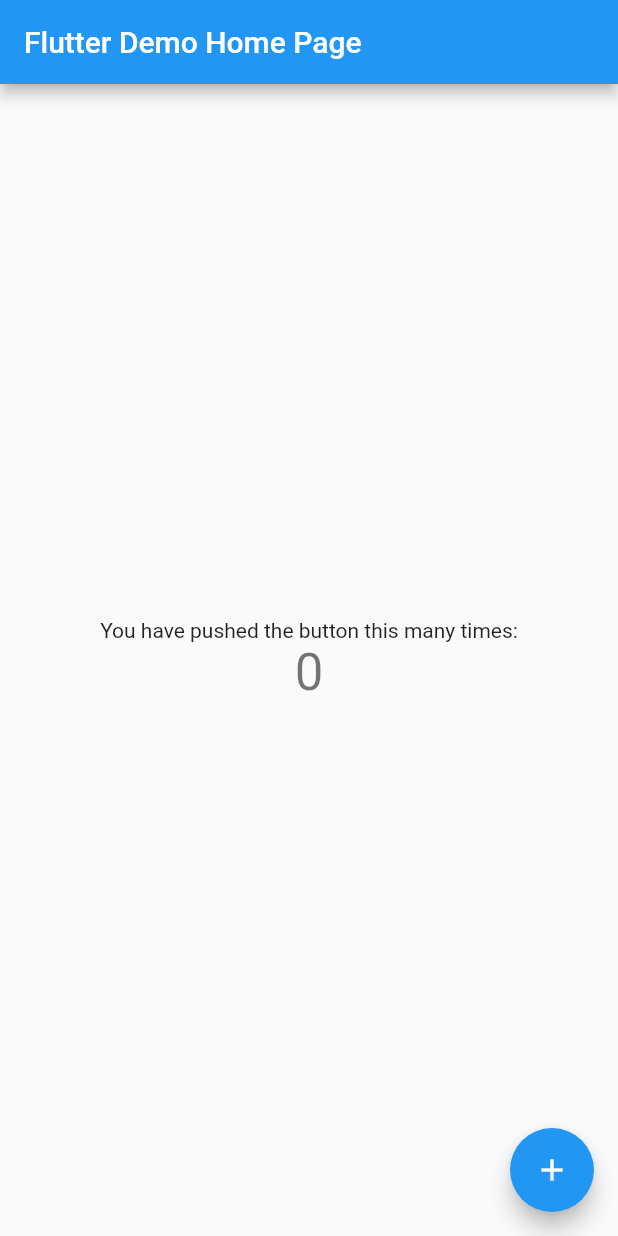
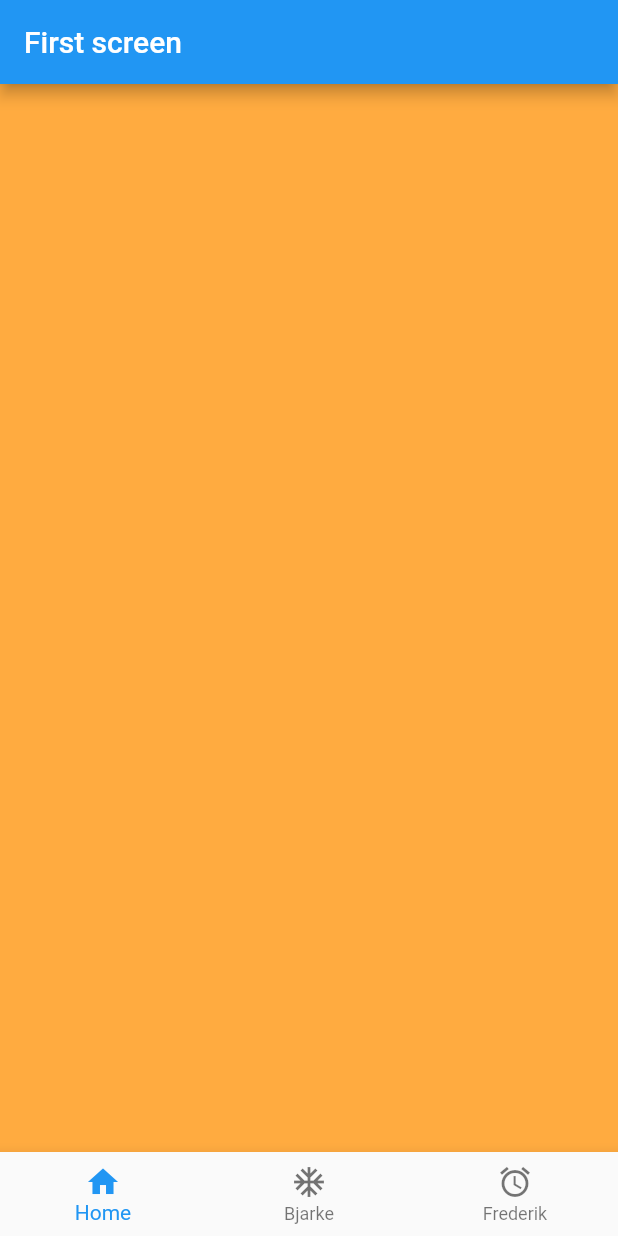
Before and after one commit to JonasAgger/GetStronkQuick, a Flutter app: the screen it shows after launch, on a phone screen of 412 x 824 dp. Run offline on Flutter 3.47's test engine with Material 2 defaults, Android fonts, the phone set to English and light mode, and no system bars; our stand-ins replace cloud_firestore; accounts and stored records are empty.

Commit message:
bjarke er nice

```diff
--- a/get_stronk_quick/lib/main.dart
+++ b/get_stronk_quick/lib/main.dart
@@ -8,102 +8,97 @@ class MyApp extends StatelessWidget {
   Widget build(BuildContext context) {
     return new MaterialApp(
       title: 'Flutter Demo',
-      theme: new ThemeData(
-        // This is the theme of your application.
-        //
-        // Try running your application with "flutter run". You'll see the
-        // application has a blue toolbar. Then, without quitting the app, try
-        // changing the primarySwatch below to Colors.green and then invoke
-        // "hot reload" (press "r" in the console where you ran "flutter run",
-        // or press Run > Flutter Hot Reload in IntelliJ). Notice that the
-        // counter didn't reset back to zero; the application is not restarted.
-        primarySwatch: Colors.blue,
+      theme: new ThemeData(primarySwatch: Colors.blue,
       ),
-      home: new MyHomePage(title: 'Flutter Demo Home Page'),
+      home: new MyHomePage(),
     );
   }
 }
 
 class MyHomePage extends StatefulWidget {
-  MyHomePage({Key key, this.title}) : super(key: key);
-
-  // This widget is the home page of your application. It is stateful, meaning
-  // that it has a State object (defined below) that contains fields that affect
-  // how it looks.
-
-  // This class is the configuration for the state. It holds the values (in this
-  // case the title) provided by the parent (in this case the App widget) and
-  // used by the build method of the State. Fields in a Widget subclass are
-  // always marked "final".
-
-  final String title;
 
   @override
-  _MyHomePageState createState() => new _MyHomePageState();
+  State<StatefulWidget> createState() {
+    return _HomeState();
+  }
 }
 
-class _MyHomePageState extends State<MyHomePage> {
-  int _counter = 0;
+class _HomeState extends State<MyHomePage> {
+int _currentIndex = 0;
 
-  void _incrementCounter() {
-    setState(() {
-      // This call to setState tells the Flutter framework that something has
-      // changed in this State, which causes it to rerun the build method below
-      // so that the display can reflect the updated values. If we changed
-      // _counter without calling setState(), then the build method would not be
-      // called again, and so nothing would appear to happen.
-      _counter++;
-    });
-  }
+  final List<Widget> _children = [
+    FirstPage(),
+    SecondPage(),
+    ThirdPage()
+    ];
 
   @override
   Widget build(BuildContext context) {
-    // This method is rerun every time setState is called, for instance as done
-    // by the _incrementCounter method above.
-    //
-    // The Flutter framework has been optimized to make rerunning build methods
-    // fast, so that you can just rebuild anything that needs updating rather
-    // than having to individually change instances of widgets.
-    return new Scaffold(
-      appBar: new AppBar(
-        // Here we take the value from the MyHomePage object that was created by
-        // the App.build method, and use it to set our appbar title.
-        title: new Text(widget.title),
+    return Scaffold(
+      body: _children[_currentIndex],
+      bottomNavigationBar: BottomNavigationBar(
+        onTap: doSomething,
+        currentIndex: _currentIndex,
+        items: [
+          BottomNavigationBarItem(
+          icon: Icon(Icons.home),
+          title: Text("Home"),
+        ),
+        BottomNavigationBarItem(
+          icon: Icon(Icons.ac_unit),
+          title: Text("Bjarke"),
+        ),
+        BottomNavigationBarItem(
+            icon: Icon(Icons.access_alarm),
+            title: Text("Frederik"),
+          ),
+        ],
       ),
-      body: new Center(
-        // Center is a layout widget. It takes a single child and positions it
-        // in the middle of the parent.
-        child: new Column(
-          // Column is also layout widget. It takes a list of children and
-          // arranges them vertically. By default, it sizes itself to fit its
-          // children horizontally, and tries to be as tall as its parent.
-          //
-          // Invoke "debug paint" (press "p" in the console where you ran
-          // "flutter run", or select "Toggle Debug Paint" from the Flutter tool
-          // window in IntelliJ) to see the wireframe for each widget.
-          //
-          // Column has various properties to control how it sizes itself and
-          // how it positions its children. Here we use mainAxisAlignment to
-          // center the children vertically; the main axis here is the vertical
-          // axis because Columns are vertical (the cross axis would be
-          // horizontal).
-          mainAxisAlignment: MainAxisAlignment.center,
-          children: <Widget>[
-            new Text(
-              'You have pushed the button this many times:',
-            ),
-            new Text(
-              '$_counter',
-              style: Theme.of(context).textTheme.display1,
-            ),
-          ],
+    );
+  }
+
+  void doSomething(int index) {
+    setState(() {
+      _currentIndex = index;
+    });
+  }
+}
+
+class FirstPage extends StatelessWidget {
+  @override
+  Widget build(BuildContext context)
+  {
+    return Scaffold(
+      appBar: AppBar(
+        title: Text("First screen"),
         ),
-      ),
-      floatingActionButton: new FloatingActionButton(
-        onPressed: _incrementCounter,
-        tooltip: 'Increment',
-        child: new Icon(Icons.add),
-      ), // This trailing comma makes auto-formatting nicer for build methods.
+          body: Container(color: Colors.orangeAccent)
     );
   }
 }
+
+class SecondPage extends StatelessWidget {
+  @override
+  Widget build(BuildContext context)
+  {
+    return Scaffold(
+      appBar: AppBar(
+        title: Text("Second screen"),
+        ),
+          body: Container(color: Colors.blueAccent)
+    );
+  }
+}
+
+class ThirdPage extends StatelessWidget {
+  @override
+  Widget build(BuildContext context)
+  {
+    return Scaffold(
+      appBar: AppBar(
+        title: Text("third screen"),
+      ),
+          body: Container(color: Colors.limeAccent)
+    );
+  }
+}
--- a/get_stronk_quick/pubspec.yaml
+++ b/get_stronk_quick/pubspec.yaml
@@ -19,6 +19,9 @@ dependencies:
   # The following adds the Cupertino Icons font to your application.
   # Use with the CupertinoIcons class for iOS style icons.
   cupertino_icons: ^0.1.2
+  cloud_firestore: ^0.7.0
+  firebase_auth: ^0.5.5
+  firebase_core: ^0.2.1
 
 dev_dependencies:
   flutter_test:
```
Also changed, not shown: get_stronk_quick/lib/firebaseUtil.dart (added, +46 -0 lines), get_stronk_quick/pubspec.lock, 1 other file.
